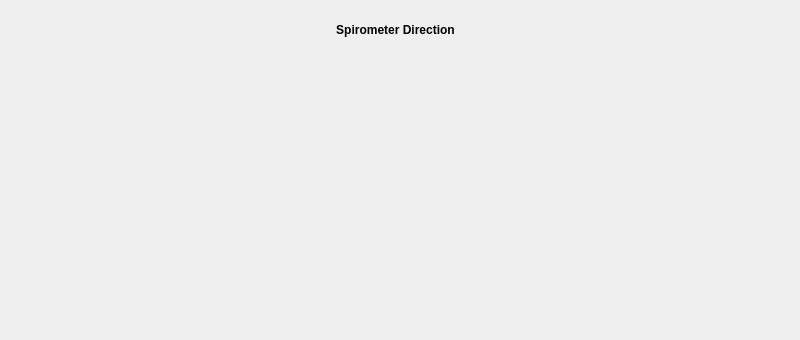
Before: the Qt Designer form gui/selftest/selftest.ui in fmselab/mvm-gui, drawn with Qt 5.
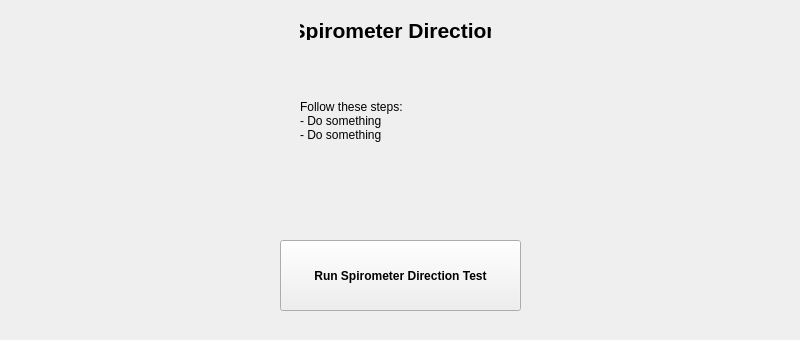
After: the same form once the commit is applied. The open tabs and pages were chosen to show the change.

Commit message: Adding and connecting buttons that run the tests

Diff of the .ui file:
```diff
--- a/gui/selftest/selftest.ui
+++ b/gui/selftest/selftest.ui
@@ -53,14 +53,15 @@
     <widget class="QLabel" name="label_2">
      <property name="geometry">
       <rect>
-       <x>320</x>
+       <x>300</x>
        <y>20</y>
-       <width>151</width>
+       <width>191</width>
        <height>20</height>
       </rect>
      </property>
      <property name="font">
       <font>
+       <pointsize>16</pointsize>
        <weight>75</weight>
        <bold>true</bold>
       </font>
@@ -72,6 +73,46 @@
       <set>Qt::AlignCenter</set>
      </property>
     </widget>
+    <widget class="QPushButton" name="btn_run_spiro_dir">
+     <property name="geometry">
+      <rect>
+       <x>280</x>
+       <y>240</y>
+       <width>241</width>
+       <height>71</height>
+      </rect>
+     </property>
+     <property name="font">
+      <font>
+       <family>Cantarell</family>
+       <weight>75</weight>
+       <bold>true</bold>
+      </font>
+     </property>
+     <property name="text">
+      <string>Run Spirometer Direction Test</string>
+     </property>
+    </widget>
+    <widget class="QLabel" name="label_7">
+     <property name="geometry">
+      <rect>
+       <x>300</x>
+       <y>80</y>
+       <width>201</width>
+       <height>81</height>
+      </rect>
+     </property>
+     <property name="font">
+      <font>
+       <family>Cantarell</family>
+      </font>
+     </property>
+     <property name="text">
+      <string>Follow these steps:
+- Do something
+- Do something</string>
+     </property>
+    </widget>
    </widget>
    <widget class="QWidget" name="page_backupbattery">
     <widget class="QLabel" name="label_3">
```
Left out of the diff: 124 changed lines with no effect on the pictures. The commit also changes 1 other file.
